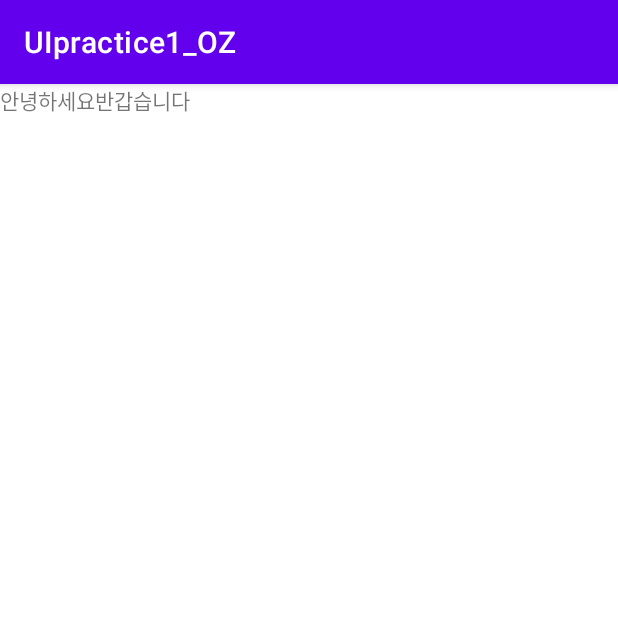
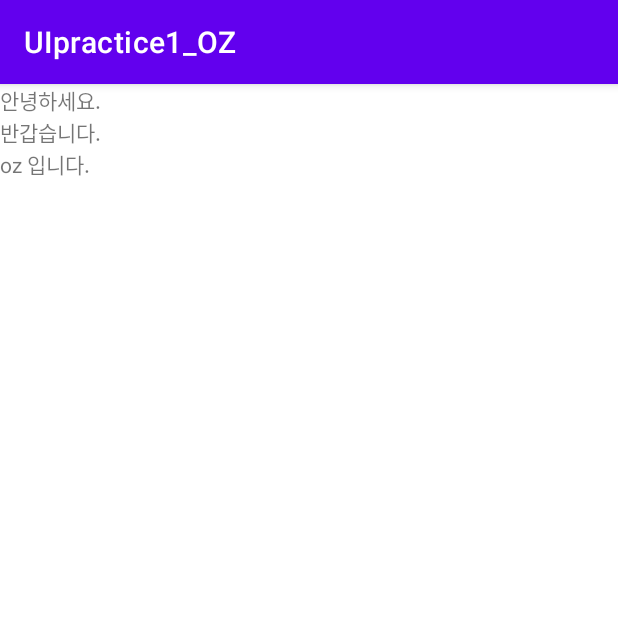
Before and after one commit to somethinginthebox/UIpractice1_OZ, an Android app: the screen it shows after launch (MainActivity), on a phone screen of 412 x 824 dp, the top half of it. Run offline under Robolectric (Android 15) with nearby library versions, the phone set to English and light mode, and no system bars.

Commit message:
orientation 속성 > 세로배치로 변경

```diff
--- a/app/src/main/res/layout/activity_main.xml
+++ b/app/src/main/res/layout/activity_main.xml
@@ -8,16 +8,21 @@
 
 <LinearLayout
     android:layout_width="match_parent"
-    android:layout_height="match_parent">
+    android:layout_height="match_parent"
+    android:orientation="vertical">
 
     <TextView
         android:layout_width="wrap_content"
         android:layout_height="wrap_content"
-        android:text="안녕하세요"/>
+        android:text="안녕하세요."/>
     <TextView
         android:layout_width="wrap_content"
         android:layout_height="wrap_content"
-        android:text="반갑습니다"/>
+        android:text="반갑습니다."/>
+    <TextView
+        android:layout_width="wrap_content"
+        android:layout_height="wrap_content"
+        android:text="oz 입니다."/>
 
 
 </LinearLayout>
```
